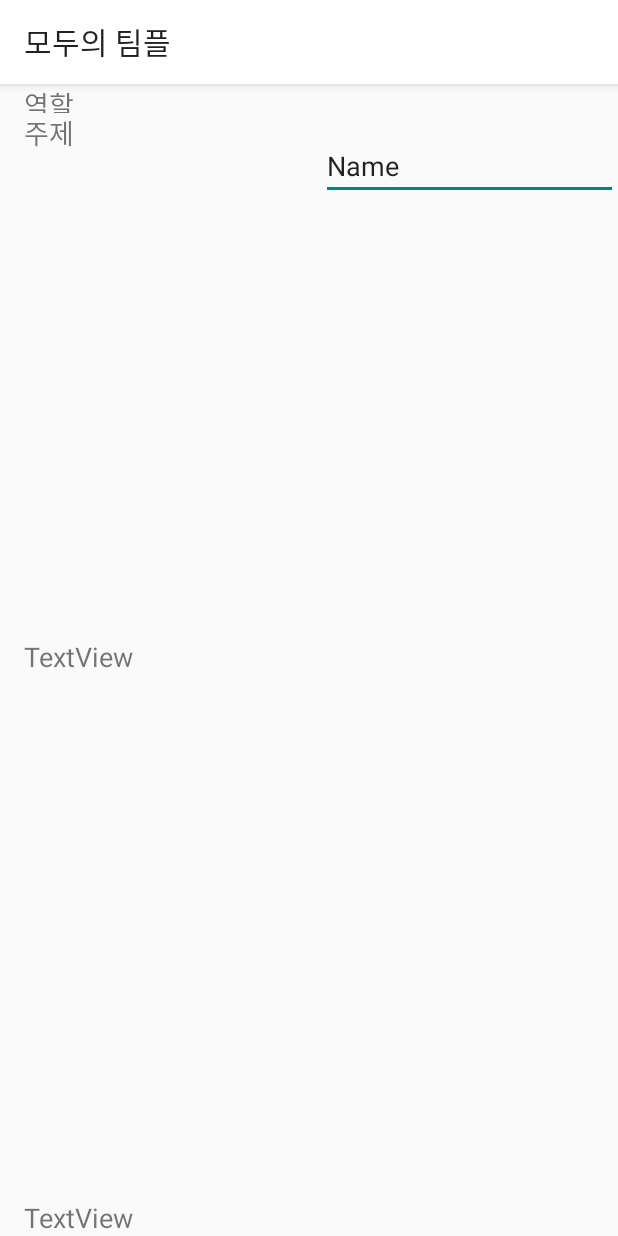
After one commit to 8hojung24/Android_EveryTeamProject, an Android app: the Registration screen opened directly, with no data from a screen before it, on a phone screen of 412 x 824 dp. The commit adds this screen. Run offline under Robolectric (Android 15) with nearby library versions, the phone set to English and light mode, and no system bars.

Commit message:
등록페이지 추가

```diff
--- a/app/build.gradle
+++ b/app/build.gradle
@@ -35,15 +35,15 @@ android {
 dependencies {
 
     implementation "org.jetbrains.kotlin:kotlin-stdlib:$kotlin_version"
-    implementation 'androidx.core:core-ktx:1.3.2'
-    implementation 'androidx.appcompat:appcompat:1.4.0'
-    implementation 'com.google.android.material:material:1.4.0'
-    implementation 'androidx.constraintlayout:constraintlayout:2.1.2'
+    implementation 'androidx.core:core-ktx:1.2.0'
+    implementation 'androidx.appcompat:appcompat:1.1.0'
+    implementation 'com.google.android.material:material:1.1.0'
+    implementation 'androidx.constraintlayout:constraintlayout:1.1.3'
     implementation 'androidx.navigation:navigation-fragment-ktx:2.3.5'
     implementation 'androidx.navigation:navigation-ui-ktx:2.3.5'
     testImplementation 'junit:junit:4.+'
-    androidTestImplementation 'androidx.test.ext:junit:1.1.3'
-    androidTestImplementation 'androidx.test.espresso:espresso-core:3.4.0'
+    androidTestImplementation 'androidx.test.ext:junit:1.1.1'
+    androidTestImplementation 'androidx.test.espresso:espresso-core:3.2.0'
 
     implementation "com.kakao.sdk:v2-user:2.0.1"
 }
--- a/app/src/main/AndroidManifest.xml
+++ b/app/src/main/AndroidManifest.xml
@@ -9,6 +9,7 @@
         android:roundIcon="@mipmap/ic_launcher_round"
         android:supportsRtl="true"
         android:theme="@style/Theme.모두의팀플">
+        <activity android:name=".Registration"></activity>
         <activity android:name=".MainActivity">
             <intent-filter>
                 <action android:name="android.intent.action.MAIN" />
--- /dev/null
+++ b/app/src/main/java/com/example/everyteamproject/Registration.kt
@@ -0,0 +1,11 @@
+package com.example.everyteamproject
+
+import androidx.appcompat.app.AppCompatActivity
+import android.os.Bundle
+
+class Registration : AppCompatActivity() {
+    override fun onCreate(savedInstanceState: Bundle?) {
+        super.onCreate(savedInstanceState)
+        setContentView(R.layout.activity_registration)
+    }
+}
--- a/app/src/main/res/layout/activity_main2.xml
+++ b/app/src/main/res/layout/activity_main2.xml
@@ -4,6 +4,4 @@
     xmlns:tools="http://schemas.android.com/tools"
     android:layout_width="match_parent"
     android:layout_height="match_parent"
-    tools:context=".MainActivity2">
-
-</androidx.constraintlayout.widget.ConstraintLayout>
+    tools:context=".MainActivity2"/>
--- /dev/null
+++ b/app/src/main/res/layout/activity_registration.xml
@@ -0,0 +1,66 @@
+<?xml version="1.0" encoding="utf-8"?>
+<androidx.constraintlayout.widget.ConstraintLayout xmlns:android="http://schemas.android.com/apk/res/android"
+    xmlns:app="http://schemas.android.com/apk/res-auto"
+    xmlns:tools="http://schemas.android.com/tools"
+    android:layout_width="match_parent"
+    android:layout_height="match_parent"
+    tools:context=".Registration">
+
+    <TextView
+        android:id="@+id/textView"
+        android:layout_width="0dp"
+        android:layout_height="wrap_content"
+        android:layout_marginStart="16dp"
+        android:layout_marginTop="32dp"
+        android:text="주제"
+        android:textSize="18sp"
+        app:layout_constraintBottom_toTopOf="@+id/textView2"
+        app:layout_constraintEnd_toStartOf="@+id/editTextTextPersonName"
+        app:layout_constraintHorizontal_bias="0.0"
+        app:layout_constraintStart_toStartOf="parent"
+        app:layout_constraintTop_toTopOf="parent"
+        app:layout_constraintVertical_bias="0.23" />
+
+    <EditText
+        android:id="@+id/editTextTextPersonName"
+        android:layout_width="0dp"
+        android:layout_height="wrap_content"
+        android:layout_marginTop="32dp"
+        android:ems="10"
+        android:inputType="textPersonName"
+        android:text="Name"
+        app:layout_constraintEnd_toEndOf="parent"
+        app:layout_constraintStart_toEndOf="@+id/textView"
+        app:layout_constraintTop_toTopOf="parent" />
+
+    <TextView
+        android:id="@+id/textView2"
+        android:layout_width="71dp"
+        android:layout_height="19dp"
+        android:layout_marginStart="16dp"
+        android:text="역할"
+        android:textSize="18sp"
+        app:layout_constraintStart_toStartOf="parent"
+        tools:layout_editor_absoluteY="197dp" />
+
+    <TextView
+        android:id="@+id/textView3"
+        android:layout_width="wrap_content"
+        android:layout_height="wrap_content"
+        android:layout_marginStart="16dp"
+        android:text="TextView"
+        android:textSize="18sp"
+        app:layout_constraintBottom_toTopOf="@+id/textView4"
+        app:layout_constraintStart_toStartOf="parent"
+        app:layout_constraintTop_toBottomOf="@+id/textView2" />
+
+    <TextView
+        android:id="@+id/textView4"
+        android:layout_width="wrap_content"
+        android:layout_height="wrap_content"
+        android:layout_marginStart="16dp"
+        android:text="TextView"
+        android:textSize="18sp"
+        app:layout_constraintBottom_toBottomOf="parent"
+        app:layout_constraintStart_toStartOf="parent" />
+</androidx.constraintlayout.widget.ConstraintLayout>
```
